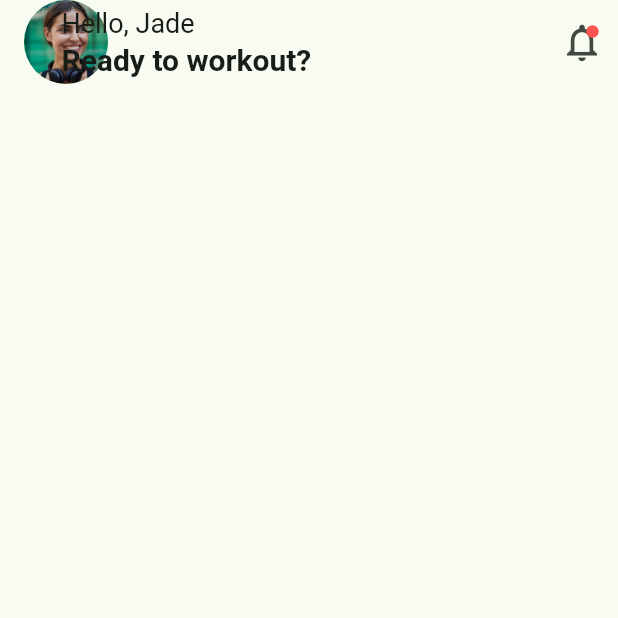
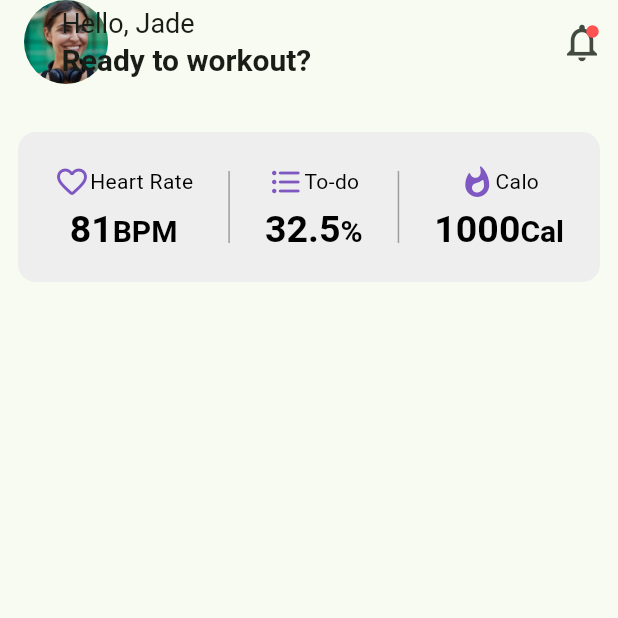
Before and after one commit to mrthnby/fitness_app_design, a Flutter app: the ProfileView screen opened directly, on a phone screen of 412 x 824 dp, the top half of it. Run offline on Flutter 3.47's test engine with Material 2 defaults, Android fonts, the light colour scheme and no system bars; our stand-ins replace carousel_slider, flutter_svg.

Commit message:
Healt Monitor added

```diff
--- a/lib/product/widgets/card/exercise_card.dart
+++ b/lib/product/widgets/card/exercise_card.dart
@@ -17,18 +17,23 @@ class ExerciseCard extends StatelessWidget {
       itemCount: exercises.length,
       itemBuilder: (context, index) => _singleExerciseCard(
         exercise: exercises[index],
+        onTap: () {},
       ),
     );
   }
 }
 
 class _singleExerciseCard extends StatelessWidget {
-  const _singleExerciseCard({required this.exercise});
+  const _singleExerciseCard({required this.exercise, required this.onTap});
   final Exercise exercise;
+  final VoidCallback onTap;
 
   @override
   Widget build(BuildContext context) {
-    return Container(
+    return InkWell(
+      borderRadius: BorderRadius.circular(12),
+      onTap: onTap,
+      child: Ink(
         height: 40,
         decoration: BoxDecoration(
           color: exercise.color,
@@ -53,6 +58,7 @@ class _singleExerciseCard extends StatelessWidget {
             ),
           ),
         ),
+      ),
     );
   }
 }
--- /dev/null
+++ b/lib/product/widgets/indicator/healt_indicator.dart
@@ -0,0 +1,60 @@
+import 'package:flutter/material.dart';
+
+class HealtIndicator extends StatelessWidget {
+  const HealtIndicator({
+    super.key,
+    required this.icon,
+    required this.title,
+    required this.value,
+    required this.valueIndicator,
+  });
+  final IconData icon;
+  final String title;
+  final String value;
+  final String valueIndicator;
+
+  @override
+  Widget build(BuildContext context) {
+    return Column(
+      mainAxisAlignment: MainAxisAlignment.spaceEvenly,
+      children: [
+        Row(
+          children: [
+            Icon(
+              icon,
+              color: Colors.deepPurple.shade400,
+            ),
+            Text(
+              title,
+              style: const TextStyle(
+                color: Colors.black,
+              ),
+            )
+          ],
+        ),
+        RichText(
+          text: TextSpan(
+            children: [
+              TextSpan(
+                text: value,
+                style: const TextStyle(
+                  fontSize: 25,
+                  color: Colors.black,
+                  fontWeight: FontWeight.bold,
+                ),
+              ),
+              TextSpan(
+                text: valueIndicator,
+                style: const TextStyle(
+                  fontSize: 20,
+                  color: Colors.black,
+                  fontWeight: FontWeight.w600,
+                ),
+              )
+            ],
+          ),
+        )
+      ],
+    );
+  }
+}
--- a/lib/view/profile/view/profile_view.dart
+++ b/lib/view/profile/view/profile_view.dart
@@ -1,6 +1,8 @@
 import 'package:flutter/material.dart';
+import 'package:heroapps_demo/product/constants/app_contants.dart';
 import 'package:heroapps_demo/product/extensions/string_extensions.dart';
 import 'package:heroapps_demo/product/widgets/icon/notification_bell.dart';
+import 'package:heroapps_demo/product/widgets/indicator/healt_indicator.dart';
 
 class ProfileView extends StatefulWidget {
   const ProfileView({required this.name, required this.image, super.key});
@@ -16,8 +18,66 @@ class _ProfileViewState extends State<ProfileView> {
   Widget build(BuildContext context) {
     return Scaffold(
       appBar: _appBar(),
+      body: ListView(
+        padding: AppConstants.pagePadding,
+        children: [
+          _healtMonitor(),
 
+        ],
+      ),
     );
+  }
+
+  Padding _healtMonitor() {
+    return Padding(
+          padding: const EdgeInsets.only(
+            top: 20,
+          ),
+          child: Container(
+            height: 100,
+            decoration: BoxDecoration(
+              borderRadius: BorderRadius.circular(12),
+              color: Colors.grey.shade200,
+            ),
+            child: const Padding(
+              padding: EdgeInsets.all(16.0),
+              child: Row(
+                mainAxisAlignment: MainAxisAlignment.spaceAround,
+                children: [
+                  HealtIndicator(
+                    icon: Icons.favorite_border_rounded,
+                    title: 'Heart Rate',
+                    value: '81',
+                    valueIndicator: 'BPM',
+                  ),
+                  VerticalDivider(
+                    color: Colors.grey,
+                    thickness: 1,
+                    endIndent: 10,
+                    indent: 10,
+                  ),
+                  HealtIndicator(
+                      icon: Icons.format_list_bulleted_rounded,
+                      title: 'To-do',
+                      value: '32.5',
+                      valueIndicator: '%'),
+                  VerticalDivider(
+                    color: Colors.grey,
+                    thickness: 1,
+                    endIndent: 10,
+                    indent: 10,
+                  ),
+                  HealtIndicator(
+                    icon: Icons.whatshot_rounded,
+                    title: 'Calo',
+                    value: '1000',
+                    valueIndicator: 'Cal',
+                  )
+                ],
+              ),
+            ),
+          ),
+        );
   }
 
   AppBar _appBar() {
```
Lines whose indentation alone changed are shown as unchanged.
